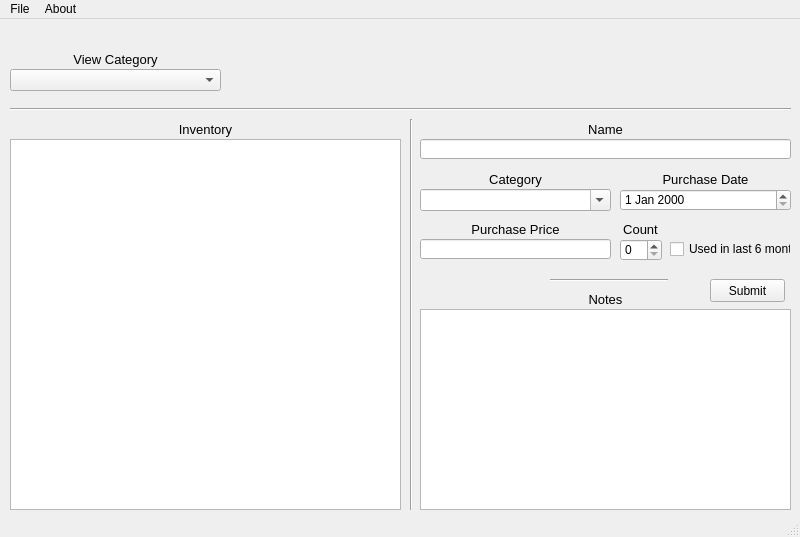
Before: the Qt Designer form src/MainWindow.ui in minorsecond/Ownly, drawn with Qt 5.
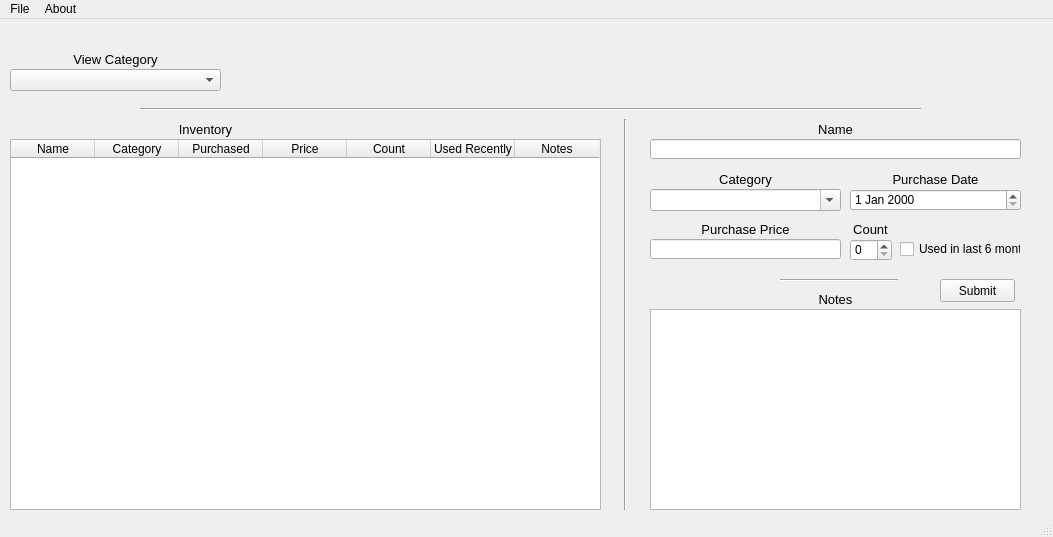
After: the same form once the commit is applied.

Commit message: Add column names to table widget

The edit to the form file:
```diff
--- a/src/MainWindow.ui
+++ b/src/MainWindow.ui
@@ -6,7 +6,7 @@
    <rect>
     <x>0</x>
     <y>0</y>
-    <width>800</width>
+    <width>1053</width>
     <height>537</height>
    </rect>
   </property>
@@ -58,7 +58,7 @@
    <widget class="Line" name="line">
     <property name="geometry">
      <rect>
-      <x>10</x>
+      <x>140</x>
       <y>80</y>
       <width>781</width>
       <height>20</height>
@@ -71,7 +71,7 @@
    <widget class="QLineEdit" name="ItemName">
     <property name="geometry">
      <rect>
-      <x>420</x>
+      <x>650</x>
       <y>120</y>
       <width>371</width>
       <height>20</height>
@@ -81,7 +81,7 @@
    <widget class="Line" name="line_2">
     <property name="geometry">
      <rect>
-      <x>406</x>
+      <x>620</x>
       <y>100</y>
       <width>10</width>
       <height>391</height>
@@ -94,7 +94,7 @@
    <widget class="QLabel" name="ItemNameLabel">
     <property name="geometry">
      <rect>
-      <x>420</x>
+      <x>650</x>
       <y>100</y>
       <width>371</width>
       <height>20</height>
@@ -116,7 +116,7 @@
    <widget class="QLabel" name="ItemCategoryLabel">
     <property name="geometry">
      <rect>
-      <x>420</x>
+      <x>650</x>
       <y>150</y>
       <width>191</width>
       <height>20</height>
@@ -138,7 +138,7 @@
    <widget class="QDateEdit" name="ItemPurchaseDate">
     <property name="geometry">
      <rect>
-      <x>620</x>
+      <x>850</x>
       <y>170</y>
       <width>171</width>
       <height>22</height>
@@ -148,7 +148,7 @@
    <widget class="QLabel" name="ItemPurchaseDateLabel">
     <property name="geometry">
      <rect>
-      <x>620</x>
+      <x>850</x>
       <y>150</y>
       <width>171</width>
       <height>20</height>
@@ -170,7 +170,7 @@
    <widget class="QTextEdit" name="ItemNotes">
     <property name="geometry">
      <rect>
-      <x>420</x>
+      <x>650</x>
       <y>290</y>
       <width>371</width>
       <height>201</height>
@@ -180,7 +180,7 @@
    <widget class="QLabel" name="ItemNotesLabel">
     <property name="geometry">
      <rect>
-      <x>420</x>
+      <x>650</x>
       <y>270</y>
       <width>371</width>
       <height>20</height>
@@ -202,7 +202,7 @@
    <widget class="QLabel" name="ItemPurchasePriceLabel">
     <property name="geometry">
      <rect>
-      <x>420</x>
+      <x>650</x>
       <y>200</y>
       <width>191</width>
       <height>20</height>
@@ -224,7 +224,7 @@
    <widget class="QLineEdit" name="ItemPurchasePrice">
     <property name="geometry">
      <rect>
-      <x>420</x>
+      <x>650</x>
       <y>220</y>
       <width>191</width>
       <height>20</height>
@@ -256,7 +256,7 @@
    <widget class="QComboBox" name="ItemCategory">
     <property name="geometry">
      <rect>
-      <x>420</x>
+      <x>650</x>
       <y>170</y>
       <width>191</width>
       <height>22</height>
@@ -275,7 +275,7 @@
    <widget class="QCheckBox" name="ItemUsedInLastSixMonths">
     <property name="geometry">
      <rect>
-      <x>670</x>
+      <x>900</x>
       <y>220</y>
       <width>121</width>
       <height>20</height>
@@ -288,7 +288,7 @@
    <widget class="Line" name="line_3">
     <property name="geometry">
      <rect>
-      <x>550</x>
+      <x>780</x>
       <y>260</y>
       <width>118</width>
       <height>3</height>
@@ -301,7 +301,7 @@
    <widget class="QLabel" name="ItemCountLabel">
     <property name="geometry">
      <rect>
-      <x>620</x>
+      <x>850</x>
       <y>200</y>
       <width>41</width>
       <height>20</height>
@@ -323,7 +323,7 @@
    <widget class="QSpinBox" name="ItemCount">
     <property name="geometry">
      <rect>
-      <x>620</x>
+      <x>850</x>
       <y>220</y>
       <width>42</width>
       <height>22</height>
@@ -333,7 +333,7 @@
    <widget class="QPushButton" name="dbSubmitButton">
     <property name="geometry">
      <rect>
-      <x>710</x>
+      <x>940</x>
       <y>260</y>
       <width>75</width>
       <height>23</height>
@@ -348,10 +348,57 @@
      <rect>
       <x>10</x>
       <y>120</y>
-      <width>391</width>
+      <width>591</width>
       <height>371</height>
      </rect>
     </property>
+    <property name="rowCount">
+     <number>0</number>
+    </property>
+    <property name="columnCount">
+     <number>7</number>
+    </property>
+    <attribute name="horizontalHeaderMinimumSectionSize">
+     <number>39</number>
+    </attribute>
+    <attribute name="horizontalHeaderDefaultSectionSize">
+     <number>84</number>
+    </attribute>
+    <column>
+     <property name="text">
+      <string>Name</string>
+     </property>
+    </column>
+    <column>
+     <property name="text">
+      <string>Category</string>
+     </property>
+    </column>
+    <column>
+     <property name="text">
+      <string>Purchased</string>
+     </property>
+    </column>
+    <column>
+     <property name="text">
+      <string>Price</string>
+     </property>
+    </column>
+    <column>
+     <property name="text">
+      <string>Count</string>
+     </property>
+    </column>
+    <column>
+     <property name="text">
+      <string>Used Recently</string>
+     </property>
+    </column>
+    <column>
+     <property name="text">
+      <string>Notes</string>
+     </property>
+    </column>
    </widget>
   </widget>
   <widget class="QMenuBar" name="menubar">
@@ -359,7 +406,7 @@
     <rect>
      <x>0</x>
      <y>0</y>
-     <width>800</width>
+     <width>1053</width>
      <height>21</height>
     </rect>
    </property>
```
The commit also changes 1 other file.
